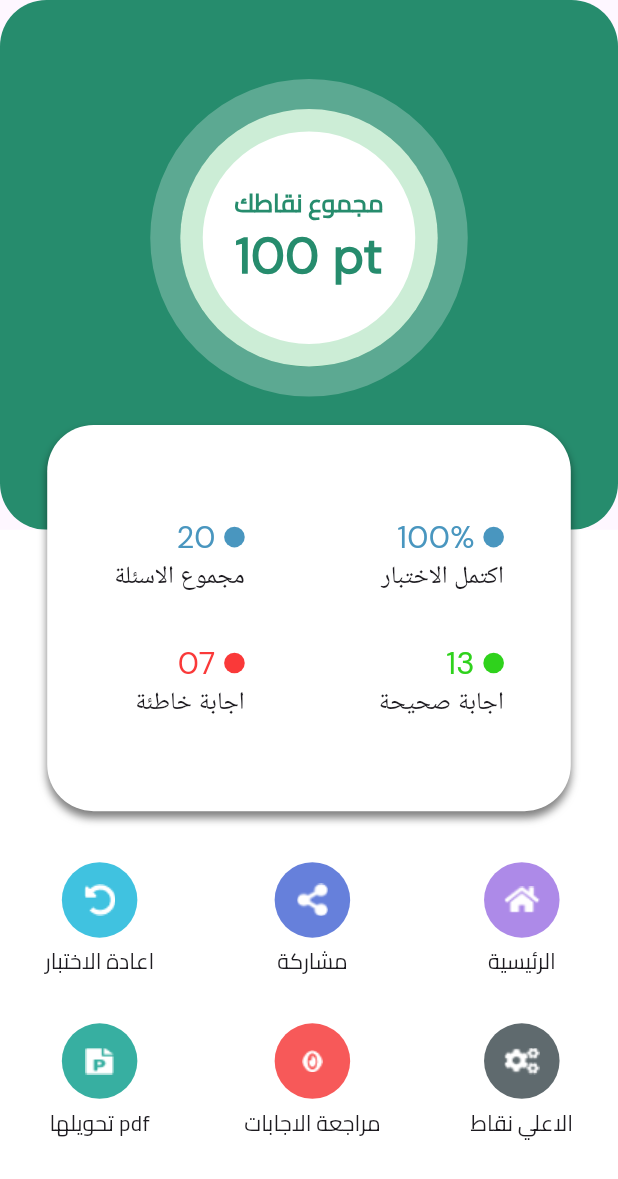
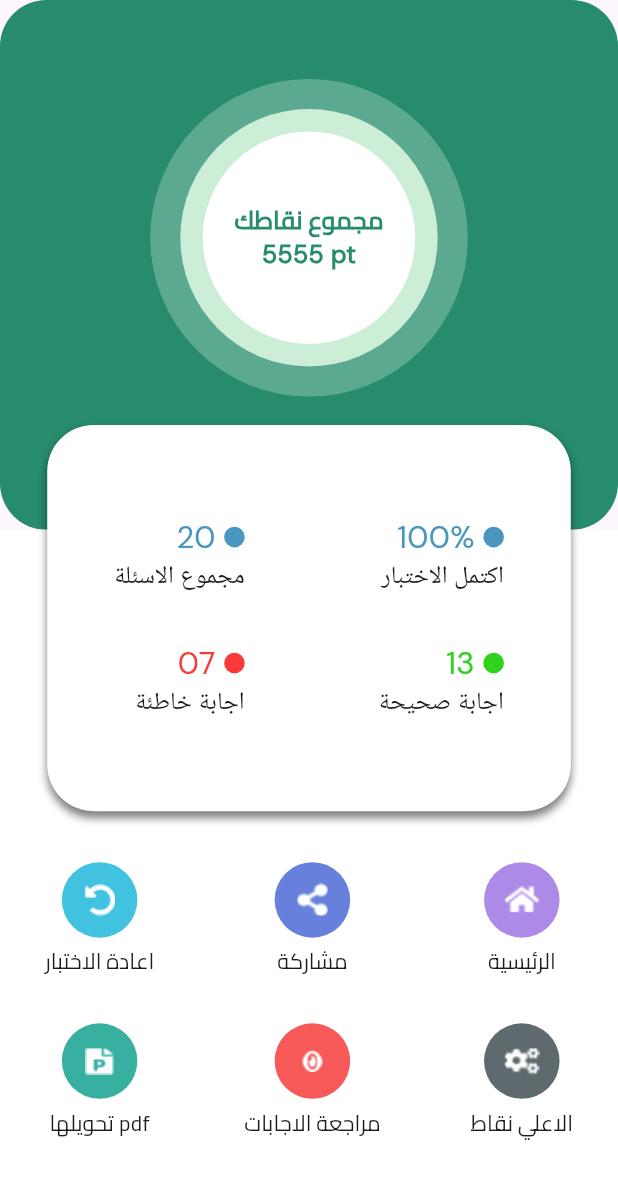
Before and after one commit to mohamedsalah1224/quizzzy_app, a Flutter app: the ExamStatisticsView screen opened by its route, on a phone screen of 412 x 824 dp. Shown: the top 1179 px of the screen. Run offline on Flutter 3.47's test engine with Material 3 defaults, Android fonts, the phone set to English and light mode, and no system bars; our stand-ins replace audio_video_progress_bar, cached_network_image, chewie, connectivity_plus, curved_labeled_navigation_bar, dio and 13 more; missing offline and left inert: flutter_facebook_auth; accounts and stored records are empty.

Commit message:
Add Custom Circle Sum of Point Information
Logic of the Exam StatisticsViewModel

```diff
--- /dev/null
+++ b/lib/view/custom_component/exam_statistics/custom_circle_sum_of_points_inofrmation.dart
@@ -0,0 +1,65 @@
+import 'package:flutter/material.dart';
+import 'package:flutter_screenutil/flutter_screenutil.dart';
+import 'package:pinput/pinput.dart';
+import 'package:quizzy_app/view/custom_component/custom_text.dart';
+
+class CustomCircleSumOfPointInformation extends StatelessWidget {
+  final String sumOfPoint;
+  const CustomCircleSumOfPointInformation(
+      {super.key, required this.sumOfPoint});
+
+  @override
+  Widget build(BuildContext context) {
+    return Column(
+      mainAxisAlignment: MainAxisAlignment.center,
+      children: [
+        Container(
+          margin: REdgeInsets.only(bottom: 35),
+          decoration: BoxDecoration(
+            // rgba(255, 255, 255, 0.25)
+
+            border: Border.all(
+                color: const Color.fromRGBO(255, 255, 255, 0.25),
+                // strokeAlign: ,
+
+                width: 20),
+            shape: BoxShape.circle,
+          ),
+          child: Container(
+            width: 150.w,
+            height: 150.w,
+            decoration: BoxDecoration(
+                // rgba(255, 255, 255, 0.25)
+                border: Border.all(
+                    color:
+                        const Color.fromRGBO(0, 167, 50, 0.20), // inside first
+                    // strokeAlign: ,
+
+                    width: 15),
+                shape: BoxShape.circle,
+                color: const Color.fromRGBO(255, 255, 255, 1)),
+            child: Column(
+              mainAxisAlignment: MainAxisAlignment.center,
+              children: [
+                CustomText(
+                  text: 'مجموع نقاطك',
+                  fontFamily: 'Cairo',
+                  fontSize: 16.sp,
+                  fontWeight: FontWeight.w600,
+                  color: const Color(0xff268C6D),
+                ),
+                CustomText(
+                  text: '$sumOfPoint pt',
+                  fontFamily: 'DMSans',
+                  fontSize: sumOfPoint.length > 3 ? 16.sp : 32.sp,
+                  fontWeight: FontWeight.w700,
+                  color: const Color(0xff268C6D),
+                )
+              ],
+            ),
+          ),
+        ),
+      ],
+    );
+  }
+}
--- a/lib/view/screens/exam/exam_statistics_view.dart
+++ b/lib/view/screens/exam/exam_statistics_view.dart
@@ -1,11 +1,14 @@
 import 'package:flutter/material.dart';
 import 'package:flutter_screenutil/flutter_screenutil.dart';
+import 'package:get/get.dart';
 import 'package:quizzy_app/utils/app_images.dart';
-import 'package:quizzy_app/view/custom_component/custom_text.dart';
+
+import 'package:quizzy_app/view/custom_component/exam_statistics/custom_circle_sum_of_points_inofrmation.dart';
 import 'package:quizzy_app/view/custom_component/exam_statistics/custom_statistics_icon.dart';
 import 'package:quizzy_app/view/custom_component/exam_statistics/custom_statistics_text.dart';
+import 'package:quizzy_app/view_model/exam/exam_statistics_view_model.dart';
 
-class ExamStatisticsView extends StatelessWidget {
+class ExamStatisticsView extends GetView<ExamStatisticsViewModel> {
   const ExamStatisticsView({super.key});
 
   @override
@@ -24,58 +27,9 @@ class ExamStatisticsView extends StatelessWidget {
                     borderRadius: BorderRadius.circular(30).r,
                     color: const Color(0xff268C6D),
                   ),
-                  child: Column(
-                    mainAxisAlignment: MainAxisAlignment.center,
-                    children: [
-                      Container(
-                        margin: REdgeInsets.only(bottom: 35),
-                        decoration: BoxDecoration(
-                          // rgba(255, 255, 255, 0.25)
-
-                          border: Border.all(
-                              color: Color.fromRGBO(255, 255, 255, 0.25),
-                              // strokeAlign: ,
-
-                              width: 20),
-                          shape: BoxShape.circle,
-                        ),
-                        child: Container(
-                          width: 150.w,
-                          height: 150.w,
-                          decoration: BoxDecoration(
-                              // rgba(255, 255, 255, 0.25)
-                              border: Border.all(
-                                  color: Color.fromRGBO(
-                                      0, 167, 50, 0.20), // inside first
-                                  // strokeAlign: ,
-
-                                  width: 15),
-                              shape: BoxShape.circle,
-                              color: Color.fromRGBO(255, 255, 255, 1)),
-                          child: Column(
-                            mainAxisAlignment: MainAxisAlignment.center,
-                            children: [
-                              CustomText(
-                                text: 'مجموع نقاطك',
-                                fontFamily: 'Cairo',
-                                fontSize: 16.sp,
-                                fontWeight: FontWeight.w600,
-                                color: Color(0xff268C6D),
-                              ),
-                              CustomText(
-                                text: '100 pt',
-                                fontFamily: 'DMSans',
-                                fontSize: 32.sp,
-                                fontWeight: FontWeight.w700,
-                                color: Color(0xff268C6D),
-                              )
-                            ],
-                          ),
-                        ),
-                      ),
-                    ],
-                  ),
-                ),
+                  child: const CustomCircleSumOfPointInformation(
+                    sumOfPoint: '5555',
+                  )),
             ),
             Expanded(
               flex: 4,
@@ -215,7 +169,6 @@ class ExamStatisticsView extends StatelessWidget {
           ),
         )
       ],
-      ),
-    );
+    ));
   }
 }
--- a/lib/view_model/exam/manage_exam_view_model.dart
+++ b/lib/view_model/exam/manage_exam_view_model.dart
@@ -314,10 +314,10 @@ class ManageExamViewModel extends GetxController {
             // isCorrect is null in Short Answer Question
             message: value.data!.isCorrect == null
                 ? " لم يتم الانتهاء من تطوير التصحيح بالذكاء الاصطناعي ل الاسئلة المقالية"
-                : value.data!.isCorrect == 1
+                : value.data!.isCorrect!
                     ? "إجابة صحيحة"
                     : "إجابة خاطئة ",
-            erro: value.data!.isCorrect == null || value.data!.isCorrect == 0);
+            erro: value.data!.isCorrect == null || !value.data!.isCorrect!);
       }
     }).catchError((e) {
       debugPrint(e.toString());
@@ -355,7 +355,7 @@ class ManageExamViewModel extends GetxController {
       debugPrint("Exam Finished");
       debugPrint("-" * 50);
 
-      Get.to(ExamStatisticsView());
+      Get.toNamed(Routes.examStatisticsView);
     }
 
     // if the Exam Entire
```
Also changed, not shown: lib/model/answer_question_model.dart (+4 -4 lines), lib/view_model/exam/exam_statistics_view_model.dart (+30 -4 lines). Lines whose indentation alone changed are shown as unchanged.
